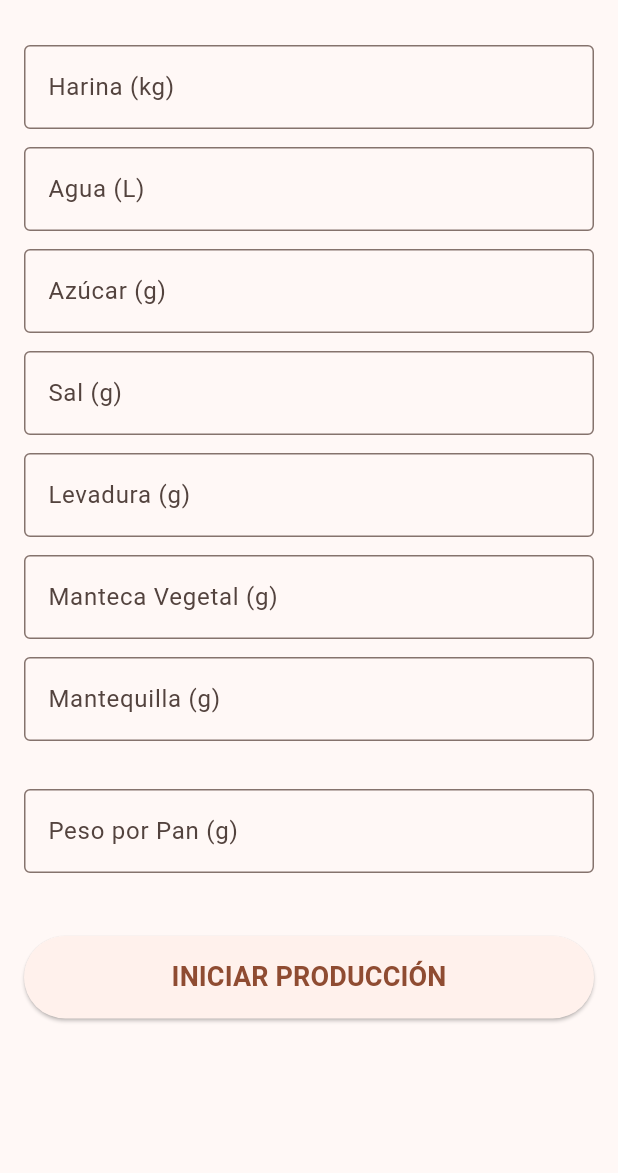
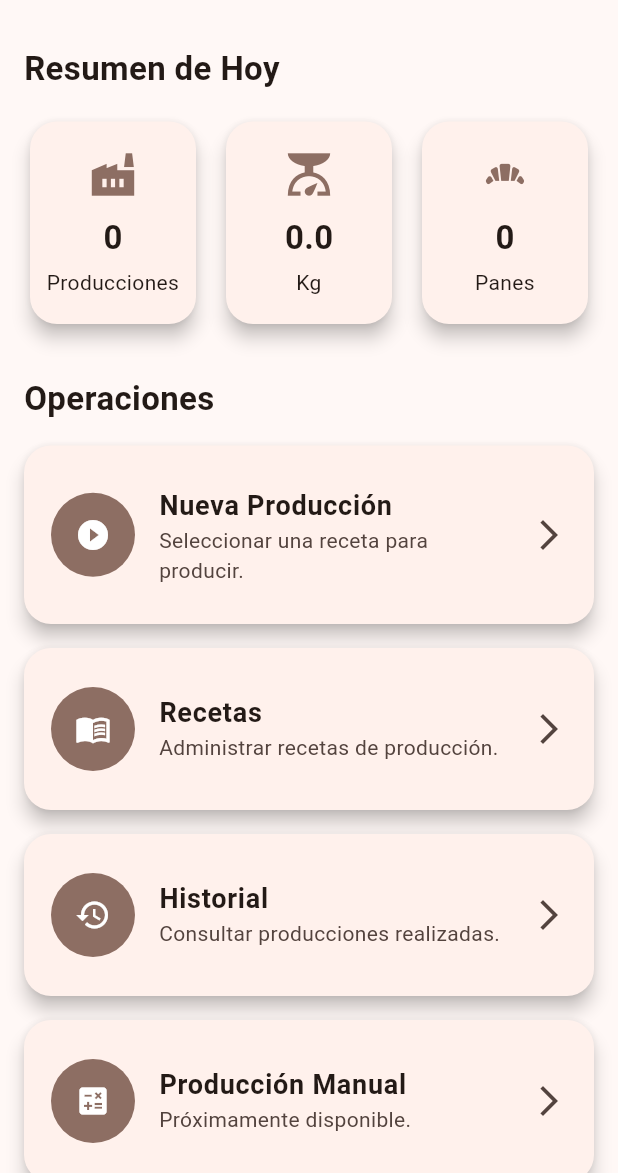
Before and after one commit to luiscarballoag-commits/controlpan, a Flutter app: the NewProductionPage screen opened directly, on a phone screen of 412 x 824 dp, the part 63-1236 px from its top. Run offline on Flutter 3.47's test engine with Material 3 defaults, Android fonts, the phone set to English and light mode, and no system bars; our stand-ins replace hive, hive_flutter; accounts and stored records are empty.

Commit message:
Producción Inteligente: nuevo escritorio profesional y correcciones de inventario

```diff
--- a/lib/screens/new_production_page.dart
+++ b/lib/screens/new_production_page.dart
@@ -1,168 +1,105 @@
 import 'package:flutter/material.dart';
 
-import '../core/production_engine/production_calculator.dart';
-import '../models/production.dart';
-import '../services/production_service.dart';
+import '../services/dashboard_service.dart';
+import 'production_recipe_page.dart';
+import 'productions_page.dart';
+import 'recipes_page.dart';
 
-class NewProductionPage extends StatefulWidget {
+class NewProductionPage extends StatelessWidget {
   const NewProductionPage({super.key});
 
-  @override
-  State<NewProductionPage> createState() =>
-      _NewProductionPageState();
-}
-
-class _NewProductionPageState
-    extends State<NewProductionPage> {
-  final ProductionService productionService =
-      ProductionService();
-
-  final TextEditingController flourController =
-      TextEditingController();
-
-  final TextEditingController waterController =
-      TextEditingController();
-
-  final TextEditingController sugarController =
-      TextEditingController();
-
-  final TextEditingController saltController =
-      TextEditingController();
-
-  final TextEditingController yeastController =
-      TextEditingController();
-
-  final TextEditingController fatController =
-      TextEditingController();
-
-  final TextEditingController butterController =
-      TextEditingController();
-
-  final TextEditingController pieceWeightController =
-      TextEditingController();
-
-  @override
-  void dispose() {
-    flourController.dispose();
-    waterController.dispose();
-    sugarController.dispose();
-    saltController.dispose();
-    yeastController.dispose();
-    fatController.dispose();
-    butterController.dispose();
-    pieceWeightController.dispose();
-
-    super.dispose();
-  }  Widget buildField(
-    String title,
-    TextEditingController controller,
-  ) {
-    return Padding(
-      padding: const EdgeInsets.only(bottom: 12),
-      child: TextField(
-        controller: controller,
-        keyboardType:
-            const TextInputType.numberWithOptions(
-          decimal: true,
+  Widget infoCard({
+    required IconData icon,
+    required String title,
+    required String value,
+  }) {
+    return Expanded(
+      child: Card(
+        elevation: 5,
+        shape: RoundedRectangleBorder(
+          borderRadius: BorderRadius.circular(18),
         ),
-        decoration: InputDecoration(
-          labelText: title,
-          border: const OutlineInputBorder(),
+        child: Padding(
+          padding: const EdgeInsets.symmetric(
+            vertical: 18,
+            horizontal: 10,
+          ),
+          child: Column(
+            children: [
+              Icon(
+                icon,
+                size: 34,
+                color: const Color(0xFF8D6E63),
+              ),
+              const SizedBox(height: 10),
+              Text(
+                value,
+                style: const TextStyle(
+                  fontSize: 22,
+                  fontWeight: FontWeight.bold,
+                ),
+              ),
+              const SizedBox(height: 4),
+              Text(
+                title,
+                textAlign: TextAlign.center,
+              ),
+            ],
+          ),
         ),
       ),
     );
   }
 
-  void calculateProduction() {
-    final result =
-        ProductionCalculator.calculate(
-      flourKg:
-          double.tryParse(flourController.text) ??
-              0,
-      waterLiters:
-          double.tryParse(waterController.text) ??
-              0,
-      sugarGrams:
-          double.tryParse(sugarController.text) ??
-              0,
-      saltGrams:
-          double.tryParse(saltController.text) ??
-              0,
-      yeastGrams:
-          double.tryParse(yeastController.text) ??
-              0,
-      fatGrams:
-          double.tryParse(fatController.text) ??
-              0,
-      butterGrams:
-          double.tryParse(butterController.text) ??
-              0,
-      pieceWeightGrams:
-          double.tryParse(
-                pieceWeightController.text,
-              ) ??
-              0,
+  Widget menuCard({
+    required BuildContext context,
+    required IconData icon,
+    required String title,
+    required String subtitle,
+    required Widget page,
+  }) {
+    return Card(
+      elevation: 5,
+      margin: const EdgeInsets.only(bottom: 16),
+      shape: RoundedRectangleBorder(
+        borderRadius: BorderRadius.circular(18),
+      ),
+      child: ListTile(
+        contentPadding: const EdgeInsets.all(18),
+        leading: CircleAvatar(
+          radius: 28,
+          backgroundColor: const Color(0xFF8D6E63),
+          child: Icon(
+            icon,
+            color: Colors.white,
+          ),
+        ),
+        title: Text(
+          title,
+          style: const TextStyle(
+            fontWeight: FontWeight.bold,
+            fontSize: 18,
+          ),
+        ),
+        subtitle: Text(subtitle),
+        trailing: const Icon(
+          Icons.arrow_forward_ios,
+        ),
+        onTap: () {
+          Navigator.push(
+            context,
+            MaterialPageRoute(
+              builder: (_) => page,
+            ),
           );
-
-    final production = Production(
-      id: DateTime.now()
-          .millisecondsSinceEpoch
-          .toString(),
-      date: DateTime.now(),
-      recipeId: "",
-      recipeName: "Producción Manual",
-      lots: 1,
-      totalMassKg: result.totalMass / 1000,
-      pieceWeightGrams:
-          result.pieceWeight,
-      totalPieces:
-          result.totalPieces,
-    );
-
-    productionService.addProduction(
-      production,
-    );
-
-    showDialog(
-      context: context,
-      builder: (context) =>
-          AlertDialog(
-        title: const Text(
-          "Producción Registrada",
-        ),
-        content: Column(
-          mainAxisSize:
-              MainAxisSize.min,
-          children: [
-            Text(
-              "Masa Total: ${production.totalMassKg.toStringAsFixed(2)} kg",
-            ),
-            const SizedBox(height: 8),
-            Text(
-              "Cantidad de Panes: ${production.totalPieces}",
-            ),
-            const SizedBox(height: 8),
-            Text(
-              "Peso por Pan: ${production.pieceWeightGrams.toStringAsFixed(0)} g",
-            ),
-          ],
-        ),
-        actions: [
-          ElevatedButton(
-            onPressed: () =>
-                Navigator.pop(
-                    context),
-            child:
-                const Text("Aceptar"),
-          ),
-        ],
+        },
       ),
     );
   }
 
   @override
-  Widget build(
-      BuildContext context) {
+  Widget build(BuildContext context) {    final dashboard = DashboardService();
+
     return Scaffold(
       appBar: AppBar(
         title: const Text(
@@ -170,70 +107,95 @@ class _NewProductionPageState
         ),
         centerTitle: true,
       ),
-      body: SingleChildScrollView(
-        padding:
-            const EdgeInsets.all(16),
-        child: Column(
-          children: [            buildField(
-              "Harina (kg)",
-              flourController,
+      body: ListView(
+        padding: const EdgeInsets.all(16),
+        children: [
+          const Text(
+            "Resumen de Hoy",
+            style: TextStyle(
+              fontSize: 22,
+              fontWeight: FontWeight.bold,
+            ),
           ),
 
-            buildField(
-              "Agua (L)",
-              waterController,
+          const SizedBox(height: 16),
+
+          Row(
+            children: [
+              infoCard(
+                icon: Icons.factory,
+                title: "Producciones",
+                value: dashboard.productionsToday.toString(),
               ),
 
-            buildField(
-              "Azúcar (g)",
-              sugarController,
+              const SizedBox(width: 12),
+
+              infoCard(
+                icon: Icons.scale,
+                title: "Kg",
+                value: dashboard.totalMassToday
+                    .toStringAsFixed(1),
               ),
 
-            buildField(
-              "Sal (g)",
-              saltController,
+              const SizedBox(width: 12),
+
+              infoCard(
+                icon: Icons.bakery_dining,
+                title: "Panes",
+                value: dashboard.totalPiecesToday
+                    .toString(),
               ),
-
-            buildField(
-              "Levadura (g)",
-              yeastController,
-            ),
-
-            buildField(
-              "Manteca Vegetal (g)",
-              fatController,
-            ),
-
-            buildField(
-              "Mantequilla (g)",
-              butterController,
-            ),
-
-            const SizedBox(height: 20),
-
-            buildField(
-              "Peso por Pan (g)",
-              pieceWeightController,
+            ],
           ),
 
           const SizedBox(height: 30),
 
-            SizedBox(
-              width: double.infinity,
-              height: 55,
-              child: ElevatedButton(
-                onPressed: calculateProduction,
-                child: const Text(
-                  "INICIAR PRODUCCIÓN",
+          const Text(
+            "Operaciones",
             style: TextStyle(
-                    fontSize: 18,
+              fontSize: 22,
               fontWeight: FontWeight.bold,
             ),
           ),
+
+          const SizedBox(height: 16),
+
+          menuCard(
+            context: context,
+            icon: Icons.play_circle_fill,
+            title: "Nueva Producción",
+            subtitle:
+                "Seleccionar una receta para producir.",
+            page: const ProductionRecipePage(),
           ),
+
+          menuCard(
+            context: context,
+            icon: Icons.menu_book,
+            title: "Recetas",
+            subtitle:
+                "Administrar recetas de producción.",
+            page: const RecipesPage(),
+          ),
+
+          menuCard(
+            context: context,
+            icon: Icons.history,
+            title: "Historial",
+            subtitle:
+                "Consultar producciones realizadas.",
+            page: const ProductionsPage(),
+          ),
+
+          menuCard(
+            context: context,
+            icon: Icons.calculate,
+            title: "Producción Manual",
+            subtitle:
+                "Próximamente disponible.",
+            page: const ProductionRecipePage(),
           ),
         ],
-        ),
       ),
     );
   }
```
Lines whose indentation alone changed are shown as unchanged.
